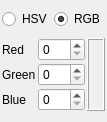
Old version of the form src/interface/colorinspector.ui in the repository pencil2d/pencil.
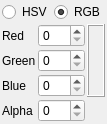
New version of the form.

Commit message: Added alpha to color palette

```diff
--- a/src/interface/colorinspector.ui
+++ b/src/interface/colorinspector.ui
@@ -89,6 +89,20 @@
        </property>
       </widget>
      </item>
+     <item row="3" column="0">
+      <widget class="QLabel" name="alpha">
+       <property name="text">
+        <string>Alpha</string>
+       </property>
+      </widget>
+     </item>
+     <item row="3" column="1">
+      <widget class="QSpinBox" name="AlphaspinBox">
+       <property name="maximum">
+        <number>255</number>
+       </property>
+      </widget>
+     </item>
      <item row="0" column="2" rowspan="3">
       <widget class="QLabel" name="label">
        <property name="autoFillBackground">
```
Left out of the diff: 1 changed line with no effect on the pictures. The commit also changes 1 other file.
